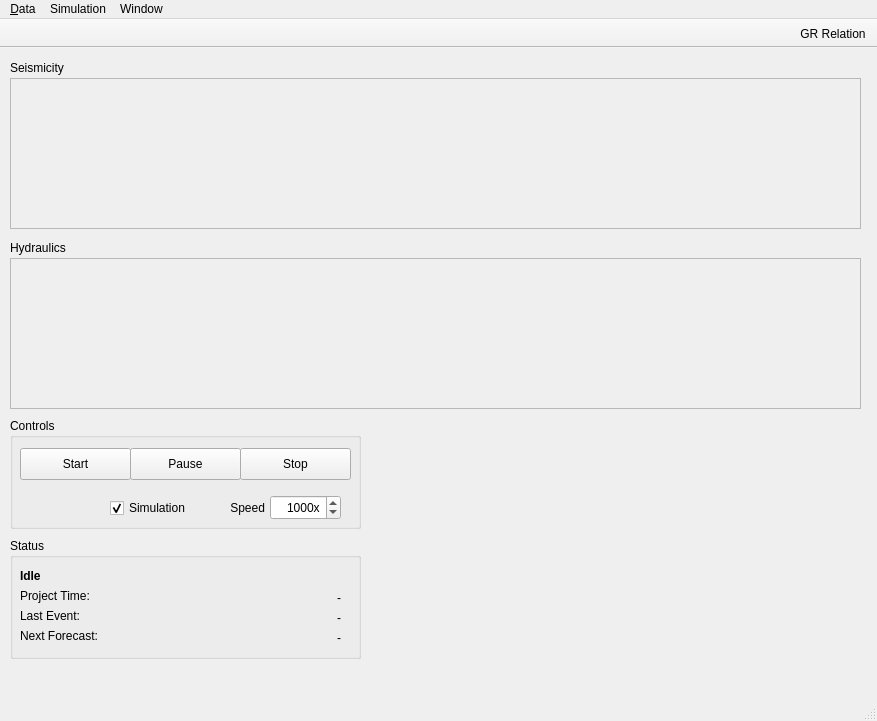
Above: atlas/ui/views/mainwindow.ui from swiss-seismological-service/hermes before the change. Below: the same form after it.
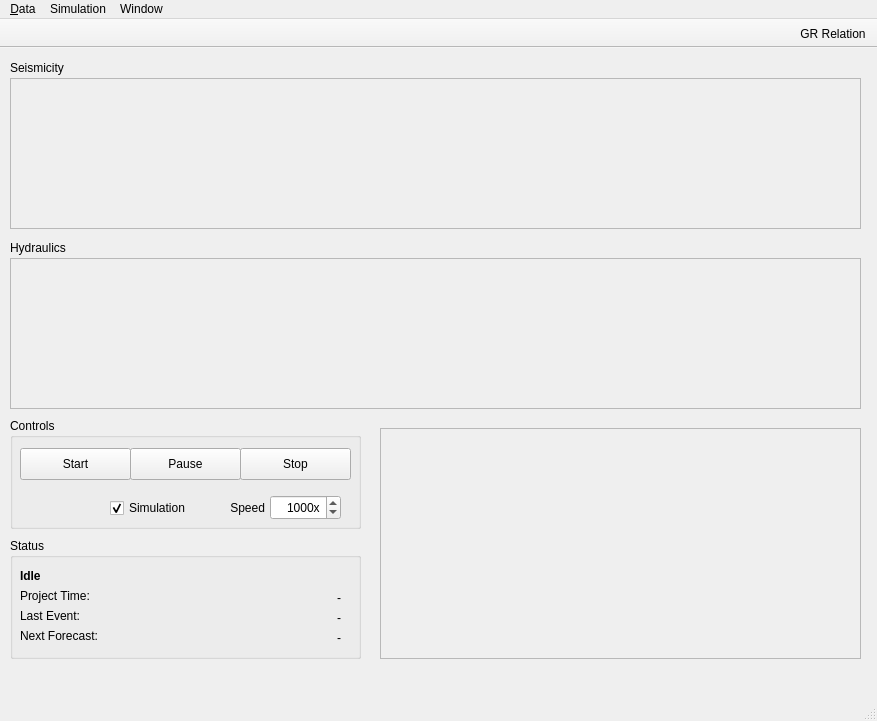
That is the form after the change. Icons and pictures are not drawn. Custom widgets are drawn as their Qt base class.

Commit message: Add widget to UI to show actual and forecasted rates

Patch:
```diff
--- a/atlas/ui/views/mainwindow.ui
+++ b/atlas/ui/views/mainwindow.ui
@@ -341,6 +341,32 @@
      <string>Hydraulics</string>
     </property>
    </widget>
+   <widget class="QFrame" name="frame">
+    <property name="geometry">
+     <rect>
+      <x>380</x>
+      <y>380</y>
+      <width>481</width>
+      <height>231</height>
+     </rect>
+    </property>
+    <property name="frameShape">
+     <enum>QFrame::StyledPanel</enum>
+    </property>
+    <property name="frameShadow">
+     <enum>QFrame::Raised</enum>
+    </property>
+    <widget class="RateForecastPlotWidget" name="rate_forecast_plot" native="true">
+     <property name="geometry">
+      <rect>
+       <x>-1</x>
+       <y>-1</y>
+       <width>481</width>
+       <height>231</height>
+      </rect>
+     </property>
+    </widget>
+   </widget>
   </widget>
   <widget class="QMenuBar" name="menuBar">
    <property name="geometry">
@@ -460,6 +486,12 @@
    <header>plots</header>
    <container>1</container>
   </customwidget>
+  <customwidget>
+   <class>RateForecastPlotWidget</class>
+   <extends>QWidget</extends>
+   <header>plots</header>
+   <container>1</container>
+  </customwidget>
  </customwidgets>
  <resources>
   <include location="images.qrc"/>
```
The commit also changes 3 other files.
